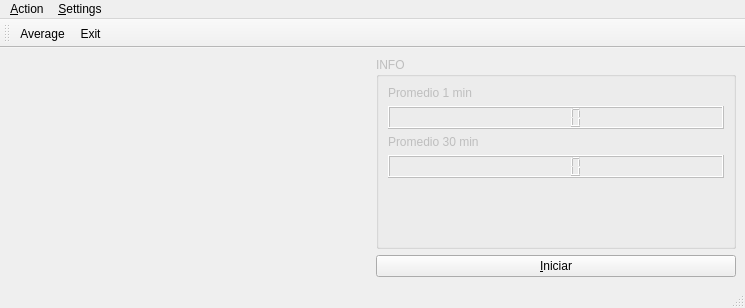
fandres/temp_qwtPlot_pinguino, file session1-GUI/plot_temperatura.ui: the form before one commit.
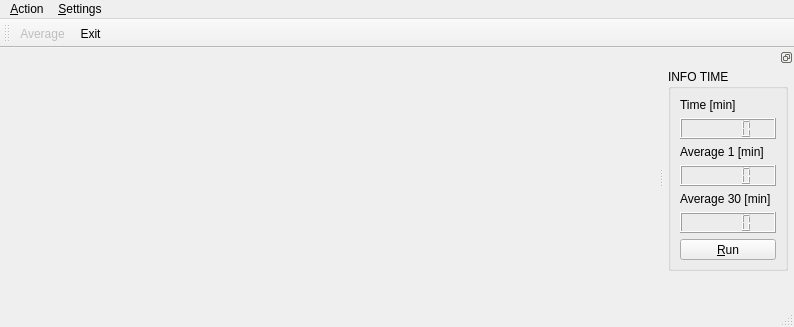
The form after the commit. Icons and pictures are not drawn. Custom widgets are drawn as their Qt base class.

```diff
--- a/session1-GUI/plot_temperatura.ui
+++ b/session1-GUI/plot_temperatura.ui
@@ -6,8 +6,8 @@
    <rect>
     <x>0</x>
     <y>0</y>
-    <width>745</width>
-    <height>308</height>
+    <width>781</width>
+    <height>327</height>
    </rect>
   </property>
   <property name="windowTitle">
@@ -19,82 +19,16 @@
   </property>
   <widget class="QWidget" name="centralwidget">
    <layout class="QGridLayout" name="gridLayout_2">
-    <item row="0" column="0" rowspan="2">
+    <item row="0" column="1" rowspan="2">
      <widget class="QwtPlot" name="ui_qwtPlot">
       <property name="enabled">
        <bool>false</bool>
       </property>
-     </widget>
-    </item>
-    <item row="0" column="1">
-     <widget class="QGroupBox" name="ui_groupBox">
-      <property name="enabled">
-       <bool>false</bool>
-      </property>
-      <property name="title">
-       <string>INFO</string>
-      </property>
-      <layout class="QGridLayout" name="gridLayout">
-       <item row="2" column="0">
-        <spacer name="verticalSpacer">
-         <property name="orientation">
-          <enum>Qt::Vertical</enum>
-         </property>
-         <property name="sizeHint" stdset="0">
-          <size>
-           <width>20</width>
-           <height>40</height>
-          </size>
-         </property>
-        </spacer>
-       </item>
-       <item row="4" column="0">
-        <widget class="QLabel" name="ui_label_2">
-         <property name="text">
-          <string>Promedio 30 min</string>
-         </property>
-        </widget>
-       </item>
-       <item row="6" column="0">
-        <widget class="QLCDNumber" name="ui_lcdNumber_2"/>
-       </item>
-       <item row="7" column="0">
-        <spacer name="verticalSpacer_2">
-         <property name="orientation">
-          <enum>Qt::Vertical</enum>
-         </property>
-         <property name="sizeHint" stdset="0">
-          <size>
-           <width>20</width>
-           <height>120</height>
-          </size>
-         </property>
-        </spacer>
-       </item>
-       <item row="0" column="0">
-        <widget class="QLabel" name="ui_label">
-         <property name="text">
-          <string>Promedio 1 min</string>
-         </property>
-        </widget>
-       </item>
-       <item row="1" column="0">
-        <widget class="QLCDNumber" name="ui_lcdNumber"/>
-       </item>
-      </layout>
-     </widget>
-    </item>
-    <item row="1" column="1">
-     <widget class="QPushButton" name="ui_botonIniciar">
-      <property name="toolTip">
-       <string>Inicia la adquisición de datos.</string>
-      </property>
-      <property name="text">
-       <string>&amp;Iniciar</string>
-      </property>
-      <property name="icon">
-       <iconset resource="../iconos/icons.qrc">
-        <normaloff>:/conectar.svg</normaloff>:/conectar.svg</iconset>
+      <property name="minimumSize">
+       <size>
+        <width>640</width>
+        <height>120</height>
+       </size>
       </property>
      </widget>
     </item>
@@ -106,7 +40,7 @@
     <rect>
      <x>0</x>
      <y>0</y>
-     <width>745</width>
+     <width>781</width>
      <height>20</height>
     </rect>
    </property>
@@ -138,7 +72,143 @@
    <addaction name="action_Average"/>
    <addaction name="actionExit"/>
   </widget>
+  <widget class="QDockWidget" name="dockWidget">
+   <property name="minimumSize">
+    <size>
+     <width>130</width>
+     <height>230</height>
+    </size>
+   </property>
+   <property name="features">
+    <set>QDockWidget::DockWidgetFloatable|QDockWidget::DockWidgetMovable</set>
+   </property>
+   <property name="allowedAreas">
+    <set>Qt::LeftDockWidgetArea|Qt::RightDockWidgetArea</set>
+   </property>
+   <attribute name="dockWidgetArea">
+    <number>2</number>
+   </attribute>
+   <widget class="QWidget" name="dockWidgetContents">
+    <widget class="QGroupBox" name="ui_groupBox">
+     <property name="enabled">
+      <bool>true</bool>
+     </property>
+     <property name="geometry">
+      <rect>
+       <x>4</x>
+       <y>2</y>
+       <width>120</width>
+       <height>202</height>
+      </rect>
+     </property>
+     <property name="title">
+      <string>INFO TIME</string>
+     </property>
+     <layout class="QGridLayout" name="gridLayout">
+      <item row="5" column="0">
+       <spacer name="verticalSpacer">
+        <property name="orientation">
+         <enum>Qt::Vertical</enum>
+        </property>
+        <property name="sizeHint" stdset="0">
+         <size>
+          <width>20</width>
+          <height>40</height>
+         </size>
+        </property>
+       </spacer>
+      </item>
+      <item row="13" column="0">
+       <spacer name="verticalSpacer_3">
+        <property name="orientation">
+         <enum>Qt::Vertical</enum>
+        </property>
+        <property name="sizeHint" stdset="0">
+         <size>
+          <width>20</width>
+          <height>40</height>
+         </size>
+        </property>
+       </spacer>
+      </item>
+      <item row="3" column="0">
+       <widget class="QLabel" name="ui_label">
+        <property name="text">
+         <string>Average 1 [min]</string>
+        </property>
+       </widget>
+      </item>
+      <item row="4" column="0">
+       <widget class="QLCDNumber" name="ui_lcd1Min"/>
+      </item>
+      <item row="9" column="0">
+       <widget class="QLCDNumber" name="ui_lcdAvg"/>
+      </item>
+      <item row="7" column="0">
+       <widget class="QLabel" name="ui_label_2">
+        <property name="text">
+         <string>Average 30 [min]</string>
+        </property>
+       </widget>
+      </item>
+      <item row="10" column="0">
+       <spacer name="verticalSpacer_2">
+        <property name="orientation">
+         <enum>Qt::Vertical</enum>
+        </property>
+        <property name="sizeHint" stdset="0">
+         <size>
+          <width>20</width>
+          <height>420</height>
+         </size>
+        </property>
+       </spacer>
+      </item>
+      <item row="1" column="0">
+       <widget class="QLCDNumber" name="ui_lcdTime"/>
+      </item>
+      <item row="0" column="0">
+       <widget class="QLabel" name="label">
+        <property name="text">
+         <string>Time [min]</string>
+        </property>
+       </widget>
+      </item>
+      <item row="2" column="0">
+       <spacer name="verticalSpacer_4">
+        <property name="orientation">
+         <enum>Qt::Vertical</enum>
+        </property>
+        <property name="sizeHint" stdset="0">
+         <size>
+          <width>20</width>
+          <height>40</height>
+         </size>
+        </property>
+       </spacer>
+      </item>
+      <item row="14" column="0">
+       <widget class="QPushButton" name="ui_botonIniciar">
+        <property name="toolTip">
+         <string>Inicia la adquisición de datos.</string>
+        </property>
+        <property name="text">
+         <string>&amp;Run</string>
+        </property>
+        <property name="icon">
+         <iconset resource="../iconos/icons.qrc">
+          <normaloff>:/conectar.svg</normaloff>:/conectar.svg</iconset>
+        </property>
+       </widget>
+      </item>
+     </layout>
+    </widget>
+   </widget>
+  </widget>
   <action name="actionExit">
+   <property name="enabled">
+    <bool>true</bool>
+   </property>
    <property name="icon">
     <iconset resource="../iconos/icons.qrc">
      <normaloff>:/exit.svg</normaloff>:/exit.svg</iconset>
@@ -154,6 +224,9 @@
    </property>
   </action>
   <action name="action_Average">
+   <property name="enabled">
+    <bool>false</bool>
+   </property>
    <property name="icon">
     <iconset resource="../iconos/icons.qrc">
      <normaloff>:/edit.svg</normaloff>:/edit.svg</iconset>
```
